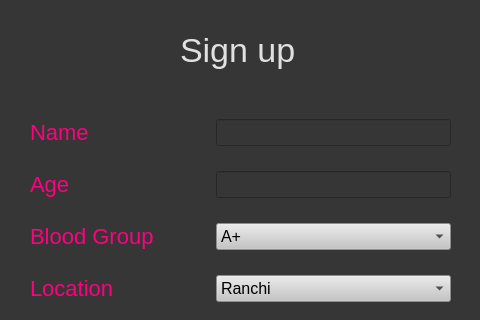
First picture: the form in Resource/createacc.ui, repository ayushkumar-25/Blood-Donation-Management-System, before the edit; both pictures show x 0 to 480 and y 0 to 320 of the 480 by 620 pixel window.
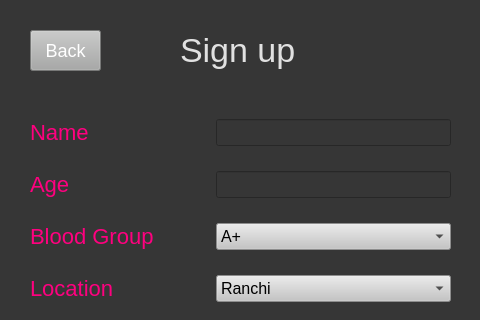
Second picture: the form after the edit.

Commit message: back button

```diff
--- a/Resource/createacc.ui
+++ b/Resource/createacc.ui
@@ -67,6 +67,24 @@
     <string>Invalid credential</string>
    </property>
   </widget>
+  <widget class="QPushButton" name="backButton">
+   <property name="geometry">
+    <rect>
+     <x>30</x>
+     <y>30</y>
+     <width>71</width>
+     <height>41</height>
+    </rect>
+   </property>
+   <property name="styleSheet">
+    <string notr="true">background-color: rgb(167, 168, 167); 
+color: rgb(255, 255, 255);
+font-size:18px</string>
+   </property>
+   <property name="text">
+    <string>Back</string>
+   </property>
+  </widget>
   <widget class="QWidget" name="">
    <property name="geometry">
     <rect>
```
The commit also changes 2 other files.
